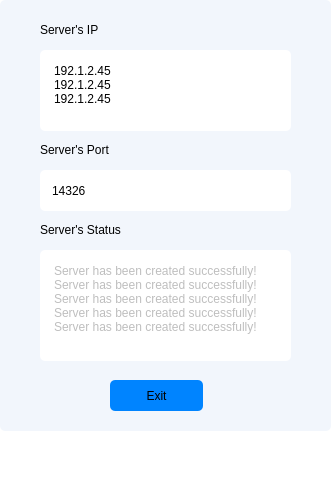
This is serverinfo.ui in hdkhang6803/PC_Remote_Control as Qt 5 draws it before an edit. The edited form follows.
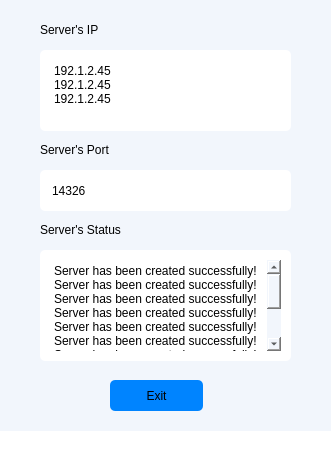
This is the edited form.

Commit message: rescale screen

Diff of the .ui file:
```diff
--- a/serverinfo.ui
+++ b/serverinfo.ui
@@ -7,7 +7,7 @@
     <x>0</x>
     <y>0</y>
     <width>332</width>
-    <height>489</height>
+    <height>476</height>
    </rect>
   </property>
   <property name="windowTitle">
@@ -27,8 +27,7 @@
      </rect>
     </property>
     <property name="styleSheet">
-     <string notr="true">border-radius: 5px;
-background-color: #F2F6FC;</string>
+     <string notr="true">background-color: #F2F6FC;</string>
     </property>
     <widget class="QLabel" name="IDlabel">
      <property name="geometry">
@@ -127,7 +126,7 @@
     </widget>
     <widget class="QTextEdit" name="statusText">
      <property name="enabled">
-      <bool>false</bool>
+      <bool>true</bool>
      </property>
      <property name="geometry">
       <rect>
@@ -143,6 +142,9 @@
 border-radius: 5px;
 padding: 10px;</string>
      </property>
+     <property name="readOnly">
+      <bool>true</bool>
+     </property>
      <property name="html">
       <string>&lt;!DOCTYPE HTML PUBLIC &quot;-//W3C//DTD HTML 4.0//EN&quot; &quot;http://www.w3.org/TR/REC-html40/strict.dtd&quot;&gt;
 &lt;html&gt;&lt;head&gt;&lt;meta name=&quot;qrichtext&quot; content=&quot;1&quot; /&gt;&lt;meta charset=&quot;utf-8&quot; /&gt;&lt;style type=&quot;text/css&quot;&gt;
@@ -155,7 +157,13 @@
 &lt;p style=&quot; margin-top:0px; margin-bottom:0px; margin-left:0px; margin-right:0px; -qt-block-indent:0; text-indent:0px;&quot;&gt;Server has been created successfully!&lt;/p&gt;
 &lt;p style=&quot; margin-top:0px; margin-bottom:0px; margin-left:0px; margin-right:0px; -qt-block-indent:0; text-indent:0px;&quot;&gt;Server has been created successfully!&lt;/p&gt;
 &lt;p style=&quot; margin-top:0px; margin-bottom:0px; margin-left:0px; margin-right:0px; -qt-block-indent:0; text-indent:0px;&quot;&gt;Server has been created successfully!&lt;/p&gt;
-&lt;p style=&quot; margin-top:0px; margin-bottom:0px; margin-left:0px; margin-right:0px; -qt-block-indent:0; text-indent:0px;&quot;&gt;Server has been created successfully!&lt;/p&gt;&lt;/body&gt;&lt;/html&gt;</string>
+&lt;p style=&quot; margin-top:0px; margin-bottom:0px; margin-left:0px; margin-right:0px; -qt-block-indent:0; text-indent:0px;&quot;&gt;Server has been created successfully!&lt;/p&gt;
+&lt;p style=&quot; margin-top:0px; margin-bottom:0px; margin-left:0px; margin-right:0px; -qt-block-indent:0; text-indent:0px;&quot;&gt;Server has been created successfully!&lt;/p&gt;
+&lt;p style=&quot; margin-top:0px; margin-bottom:0px; margin-left:0px; margin-right:0px; -qt-block-indent:0; text-indent:0px;&quot;&gt;Server has been created successfully!&lt;/p&gt;
+&lt;p style=&quot; margin-top:0px; margin-bottom:0px; margin-left:0px; margin-right:0px; -qt-block-indent:0; text-indent:0px;&quot;&gt;Server has been created successfully!&lt;/p&gt;
+&lt;p style=&quot; margin-top:0px; margin-bottom:0px; margin-left:0px; margin-right:0px; -qt-block-indent:0; text-indent:0px;&quot;&gt;Server has been created successfully!&lt;/p&gt;
+&lt;p style=&quot; margin-top:0px; margin-bottom:0px; margin-left:0px; margin-right:0px; -qt-block-indent:0; text-indent:0px;&quot;&gt;Server has been created successfully!&lt;/p&gt;
+&lt;p style=&quot;-qt-paragraph-type:empty; margin-top:0px; margin-bottom:0px; margin-left:0px; margin-right:0px; -qt-block-indent:0; text-indent:0px;&quot;&gt;&lt;br /&gt;&lt;/p&gt;&lt;/body&gt;&lt;/html&gt;</string>
      </property>
     </widget>
     <widget class="QTextEdit" name="IPInput">
```
The commit also changes 5 other files.
